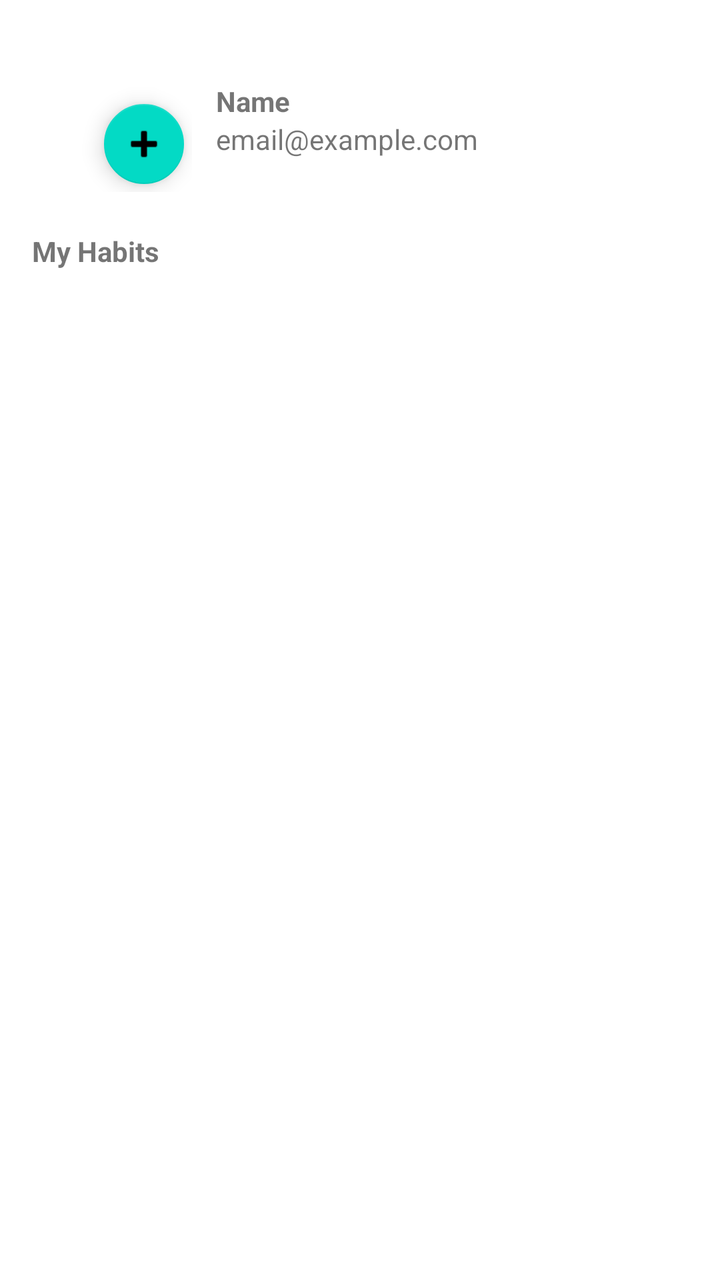
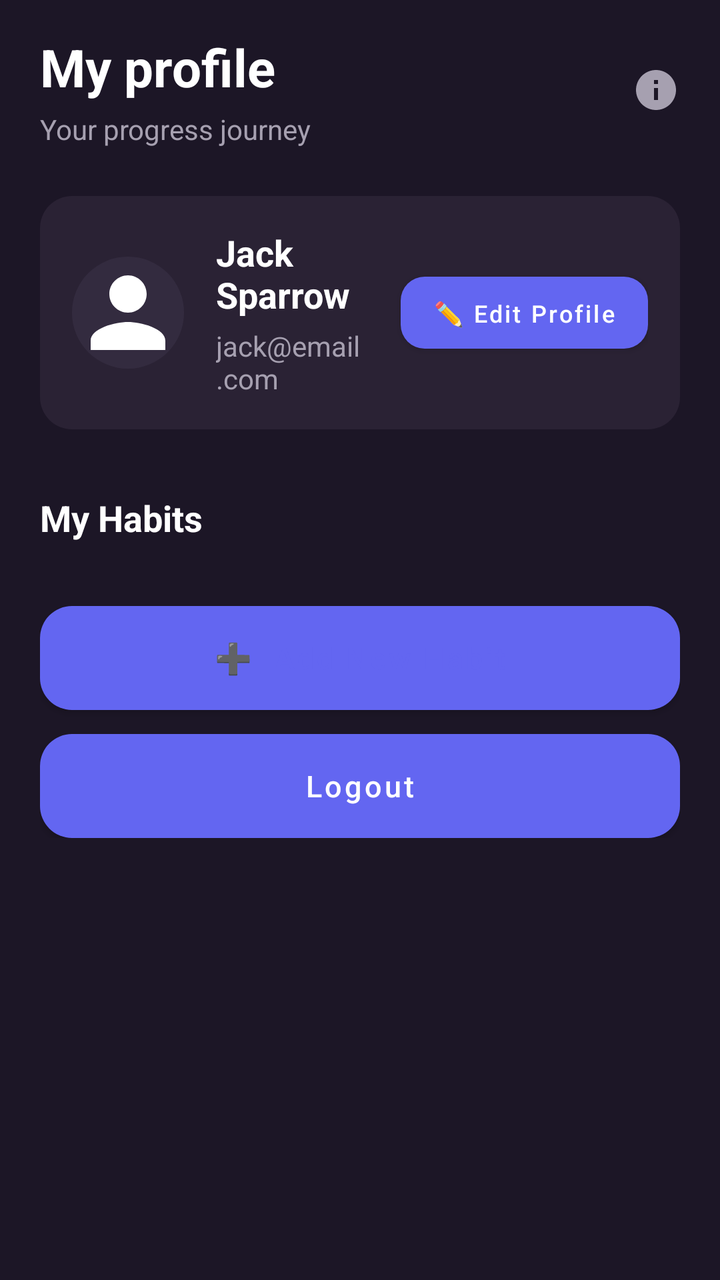

Before-and-after screenshots of an Android layout around one commit, followed by the original layout XML and the change that was made.
<!-- AndroidManifest.xml: application theme Theme.MyApplication -->
<!-- res/layout/fragment_profile.xml -->
<?xml version="1.0" encoding="utf-8"?>
<ScrollView xmlns:android="http://schemas.android.com/apk/res/android"
    xmlns:app="http://schemas.android.com/apk/res-auto"
    android:layout_width="match_parent"
    android:layout_height="match_parent"
    android:padding="16dp">

    <LinearLayout
        android:orientation="vertical"
        android:layout_width="match_parent"
        android:layout_height="wrap_content">

        
        <LinearLayout
            android:orientation="horizontal"
            android:layout_width="match_parent"
            android:layout_height="wrap_content"
            android:padding="8dp"
            android:gravity="center_vertical">

            <FrameLayout
                android:layout_width="72dp"
                android:layout_height="72dp">

                <com.google.android.material.imageview.ShapeableImageView
                    android:id="@+id/ivAvatar"
                    android:layout_width="match_parent"
                    android:layout_height="match_parent"
                    android:scaleType="centerCrop"
                    android:src="@android:drawable/sym_def_app_icon"
                    android:contentDescription="Profile image"
                    app:shapeAppearanceOverlay="@style/ShapeAppearance.Circle" />

                <com.google.android.material.floatingactionbutton.FloatingActionButton
                    android:id="@+id/fab_edit_avatar"
                    android:layout_width="40dp"
                    android:layout_height="40dp"
                    android:layout_gravity="bottom|end"
                    android:layout_margin="-8dp"
                    app:fabSize="mini"
                    app:srcCompat="@android:drawable/ic_input_add"
                    android:contentDescription="Edit avatar" />

            </FrameLayout>

            <LinearLayout
                android:orientation="vertical"
                android:layout_width="match_parent"
                android:layout_height="wrap_content"
                android:paddingStart="12dp">

                <TextView
                    android:id="@+id/tvProfileName"
                    android:layout_width="wrap_content"
                    android:layout_height="wrap_content"
                    android:textStyle="bold"
                    android:text="Name" />

                <TextView
                    android:id="@+id/tvProfileEmail"
                    android:layout_width="wrap_content"
                    android:layout_height="wrap_content"
                    android:text="email@example.com" />

            </LinearLayout>

        </LinearLayout>

        <TextView
            android:layout_width="match_parent"
            android:layout_height="wrap_content"
            android:text="My Habits"
            android:textStyle="bold"
            android:layout_marginTop="12dp" />

        <LinearLayout
            android:id="@+id/llHabits"
            android:orientation="vertical"
            android:layout_width="match_parent"
            android:layout_height="wrap_content"
            android:paddingTop="8dp" />

    </LinearLayout>

</ScrollView>
<!-- resources referenced by this layout -->
<resources>
  <style name="ShapeAppearance.Circle" parent="ShapeAppearance.MaterialComponents.SmallComponent">
          <item name="cornerFamily">rounded</item>
          <item name="cornerSize">50%</item>
      </style>
  <style name="Theme.MyApplication" parent="Theme.MaterialComponents.DayNight.DarkActionBar">
          
          <item name="colorPrimary">@color/purple_500</item>
          <item name="colorPrimaryVariant">@color/purple_700</item>
          <item name="colorOnPrimary">@color/white</item>
          
          <item name="colorSecondary">@color/teal_200</item>
          <item name="colorSecondaryVariant">@color/teal_700</item>
          <item name="colorOnSecondary">@color/black</item>
          
          <item name="android:statusBarColor">?attr/colorPrimaryVariant</item>
          
      </style>
  <color name="purple_500">#FF6200EE</color>
  <color name="purple_700">#FF3700B3</color>
  <color name="white">#FFFFFFFF</color>
  <color name="teal_200">#FF03DAC5</color>
  <color name="teal_700">#FF018786</color>
  <color name="black">#FF000000</color>
</resources>

<!-- the commit's change to res/layout/fragment_profile.xml (unified diff, before → after) -->
@@ -3,82 +3,156 @@
     xmlns:app="http://schemas.android.com/apk/res-auto"
     android:layout_width="match_parent"
     android:layout_height="match_parent"
-    android:padding="16dp">
+    android:background="@color/bg_default"
+    android:paddingLeft="20dp"
+    android:paddingRight="20dp"
+    android:paddingTop="16dp"
+    android:paddingBottom="16dp">
 
     <LinearLayout
-        android:orientation="vertical"
         android:layout_width="match_parent"
-        android:layout_height="wrap_content">
+        android:layout_height="wrap_content"
+        android:orientation="vertical">
 
         
         <LinearLayout
-            android:orientation="horizontal"
             android:layout_width="match_parent"
             android:layout_height="wrap_content"
-            android:padding="8dp"
+            android:orientation="horizontal"
             android:gravity="center_vertical">
 
-            <FrameLayout
-                android:layout_width="72dp"
-                android:layout_height="72dp">
+            <LinearLayout
+                android:layout_width="0dp"
+                android:layout_height="wrap_content"
+                android:layout_weight="1"
+                android:orientation="vertical">
 
-                <com.google.android.material.imageview.ShapeableImageView
-                    android:id="@+id/ivAvatar"
-                    android:layout_width="match_parent"
-                    android:layout_height="match_parent"
-                    android:scaleType="centerCrop"
-                    android:src="@android:drawable/sym_def_app_icon"
-                    android:contentDescription="Profile image"
-                    app:shapeAppearanceOverlay="@style/ShapeAppearance.Circle" />
+                <TextView
+                    android:layout_width="wrap_content"
+                    android:layout_height="wrap_content"
+                    android:text="My profile"
+                    android:textColor="@color/text_primary"
+                    android:textSize="26sp"
+                    android:textStyle="bold" />
 
-                <com.google.android.material.floatingactionbutton.FloatingActionButton
-                    android:id="@+id/fab_edit_avatar"
-                    android:layout_width="40dp"
-                    android:layout_height="40dp"
-                    android:layout_gravity="bottom|end"
-                    android:layout_margin="-8dp"
-                    app:fabSize="mini"
-                    app:srcCompat="@android:drawable/ic_input_add"
-                    android:contentDescription="Edit avatar" />
+                <TextView
+                    android:layout_width="wrap_content"
+                    android:layout_height="wrap_content"
+                    android:text="Your progress journey"
+                    android:textColor="@color/text_secondary"
+                    android:textSize="14sp"
+                    android:layout_marginTop="4dp" />
+            </LinearLayout>
 
-            </FrameLayout>
+            <ImageView
+                android:layout_width="24dp"
+                android:layout_height="24dp"
+                android:src="@drawable/ic_assistant"
+                android:tint="@color/text_secondary" />
+        </LinearLayout>
+
+        
+        <LinearLayout
+            android:layout_width="match_parent"
+            android:layout_height="wrap_content"
+            android:orientation="horizontal"
+            android:background="@drawable/bg_card"
+            android:padding="16dp"
+            android:layout_marginTop="24dp"
+            android:gravity="center_vertical">
+
+            
+            <com.google.android.material.imageview.ShapeableImageView
+                android:id="@+id/ivAvatar"
+                android:layout_width="56dp"
+                android:layout_height="56dp"
+                android:scaleType="centerCrop"
+                android:src="@drawable/ic_profile"
+                android:background="@color/input_stroke"
+                app:shapeAppearanceOverlay="@style/ShapeAppearance.Circle" />
 
             <LinearLayout
+                android:layout_width="0dp"
+                android:layout_height="wrap_content"
+                android:layout_weight="1"
                 android:orientation="vertical"
-                android:layout_width="match_parent"
-                android:layout_height="wrap_content"
-                android:paddingStart="12dp">
+                android:layout_marginLeft="16dp">
 
                 <TextView
                     android:id="@+id/tvProfileName"
                     android:layout_width="wrap_content"
                     android:layout_height="wrap_content"
-                    android:textStyle="bold"
-                    android:text="Name" />
+                    android:text="Jack Sparrow"
+                    android:textColor="@color/text_primary"
+                    android:textSize="18sp"
+                    android:textStyle="bold" />
 
                 <TextView
                     android:id="@+id/tvProfileEmail"
                     android:layout_width="wrap_content"
                     android:layout_height="wrap_content"
-                    android:text="email@example.com" />
-
+                    android:text="jack@email.com"
+                    android:textColor="@color/text_secondary"
+                    android:textSize="14sp"
+                    android:layout_marginTop="4dp" />
             </LinearLayout>
 
+            <Button
+                android:id="@+id/btnEditProfile"
+                android:layout_width="wrap_content"
+                android:layout_height="36dp"
+                android:text="✏️ Edit Profile"
+                android:textColor="@color/text_primary"
+                android:textSize="12sp"
+                android:textAllCaps="false"
+                android:background="@drawable/bg_button_primary"
+                android:paddingLeft="16dp"
+                android:paddingRight="16dp" />
         </LinearLayout>
 
+        
         <TextView
+            android:layout_width="wrap_content"
+            android:layout_height="wrap_content"
+            android:text="My Habits"
+            android:textColor="@color/text_primary"
+            android:textSize="18sp"
+            android:textStyle="bold"
+            android:layout_marginTop="32dp"
+            android:layout_marginBottom="16dp" />
+
+        
+        <LinearLayout
+            android:id="@+id/llHabits"
             android:layout_width="match_parent"
             android:layout_height="wrap_content"
-            android:text="My Habits"
-            android:textStyle="bold"
+            android:orientation="vertical">
+            
+        </LinearLayout>
+
+        
+        <Button
+            android:id="@+id/btnAddNewHabit"
+            android:layout_width="match_parent"
+            android:layout_height="52dp"
+            android:text="➕  Add New Habit"
+            android:textColor="@color/accent_purple_start"
+            android:textSize="15sp"
+            android:textAllCaps="false"
+            android:background="@drawable/bg_card"
+            android:layout_marginTop="16dp" />
+
+        
+        <Button
+            android:id="@+id/btnLogout"
+            android:layout_width="match_parent"
+            android:layout_height="52dp"
+            android:text="Logout"
+            android:textColor="@color/text_primary"
+            android:textSize="15sp"
+            android:textAllCaps="false"
+            android:background="@drawable/bg_card"
             android:layout_marginTop="12dp" />
-
-        <LinearLayout
-            android:id="@+id/llHabits"
-            android:orientation="vertical"
-            android:layout_width="match_parent"
-            android:layout_height="wrap_content"
-            android:paddingTop="8dp" />
 
     </LinearLayout>
 
<!-- resource entries referenced after the edit -->
@@ -1,27 +1,71 @@
 <!-- resources referenced by this layout -->
 <resources>
+  <color name="accent_purple_start">#6366F1</color>
+  <color name="bg_default">#1C1626</color>
+  <color name="input_stroke">#332B3F</color>
+  <color name="text_primary">#FFFFFF</color>
+  <color name="text_secondary">#A6A0B0</color>
+  <!-- drawable bg_button_primary (drawable) -->
+  <?xml version="1.0" encoding="utf-8"?>
+  <shape xmlns:android="http://schemas.android.com/apk/res/android" android:shape="rectangle">
+      <gradient
+          android:angle="0"
+          android:startColor="@color/accent_purple_start"
+          android:endColor="@color/accent_purple_end"
+          android:type="linear" />
+      <corners android:radius="12dp" />
+      <size android:height="48dp" />
+  </shape>
+  <!-- drawable bg_card (drawable) -->
+  <?xml version="1.0" encoding="utf-8"?>
+  <shape xmlns:android="http://schemas.android.com/apk/res/android" android:shape="rectangle">
+      <solid android:color="@color/card_bg" />
+      <corners android:radius="16dp" />
+      <padding android:left="12dp" android:top="12dp" android:right="12dp" android:bottom="12dp" />
+  </shape>
+  <!-- drawable ic_assistant (drawable) -->
+  <vector xmlns:android="http://schemas.android.com/apk/res/android"
+      android:width="24dp"
+      android:height="24dp"
+      android:viewportWidth="24"
+      android:viewportHeight="24">
+      <path
+          android:fillColor="#FFFFFF"
+          android:pathData="M12,2C6.48,2 2,6.48 2,12s4.48,10 10,10 10,-4.48 10,-10S17.52,2 12,2zM13,17h-2v-6h2v6zM13,9h-2L11,7h2v2z"/>
+  </vector>
+  <!-- drawable ic_profile (drawable) -->
+  <vector xmlns:android="http://schemas.android.com/apk/res/android"
+      android:width="24dp"
+      android:height="24dp"
+      android:viewportWidth="24"
+      android:viewportHeight="24">
+      <path
+          android:fillColor="#FFFFFF"
+          android:pathData="M12,12c2.21,0 4,-1.79 4,-4s-1.79,-4 -4,-4 -4,1.79 -4,4 1.79,4 4,4zM12,14c-2.67,0 -8,1.34 -8,4v2h16v-2c0,-2.66 -5.33,-4 -8,-4z"/>
+  </vector>
   <style name="ShapeAppearance.Circle" parent="ShapeAppearance.MaterialComponents.SmallComponent">
           <item name="cornerFamily">rounded</item>
           <item name="cornerSize">50%</item>
       </style>
   <style name="Theme.MyApplication" parent="Theme.MaterialComponents.DayNight.DarkActionBar">
           
-          <item name="colorPrimary">@color/purple_500</item>
-          <item name="colorPrimaryVariant">@color/purple_700</item>
-          <item name="colorOnPrimary">@color/white</item>
+          <item name="colorPrimary">@color/accent_purple_start</item>
+          <item name="colorPrimaryVariant">@color/accent_purple_end</item>
+          <item name="colorOnPrimary">@color/text_primary</item>
+  
+          <item name="colorSecondary">@color/accent_green</item>
+          <item name="colorOnSecondary">@color/text_primary</item>
+  
+          <item name="android:statusBarColor">@color/bg_default</item>
+          <item name="android:navigationBarColor">@color/bg_default</item>
+  
           
-          <item name="colorSecondary">@color/teal_200</item>
-          <item name="colorSecondaryVariant">@color/teal_700</item>
-          <item name="colorOnSecondary">@color/black</item>
-          
-          <item name="android:statusBarColor">?attr/colorPrimaryVariant</item>
-          
+          <item name="android:colorBackground">@color/bg_default</item>
+          <item name="android:textColor">@color/text_primary</item>
+          <item name="android:windowBackground">@color/bg_default</item>
       </style>
-  <color name="purple_500">#FF6200EE</color>
-  <color name="purple_700">#FF3700B3</color>
-  <color name="white">#FFFFFFFF</color>
-  <color name="teal_200">#FF03DAC5</color>
-  <color name="teal_700">#FF018786</color>
-  <color name="black">#FF000000</color>
+  <color name="accent_purple_end">#8B5CF6</color>
+  <color name="card_bg">#2A2234</color>
+  <color name="accent_green">#10B981</color>
 </resources>
 
